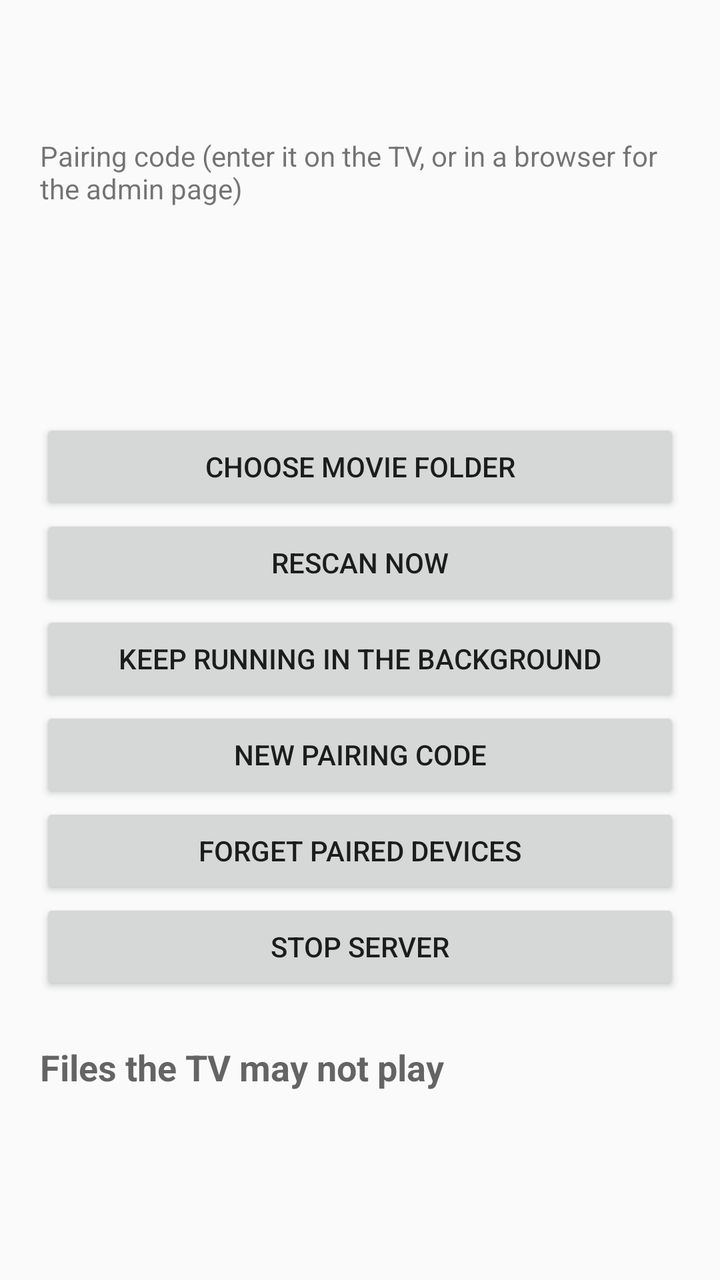
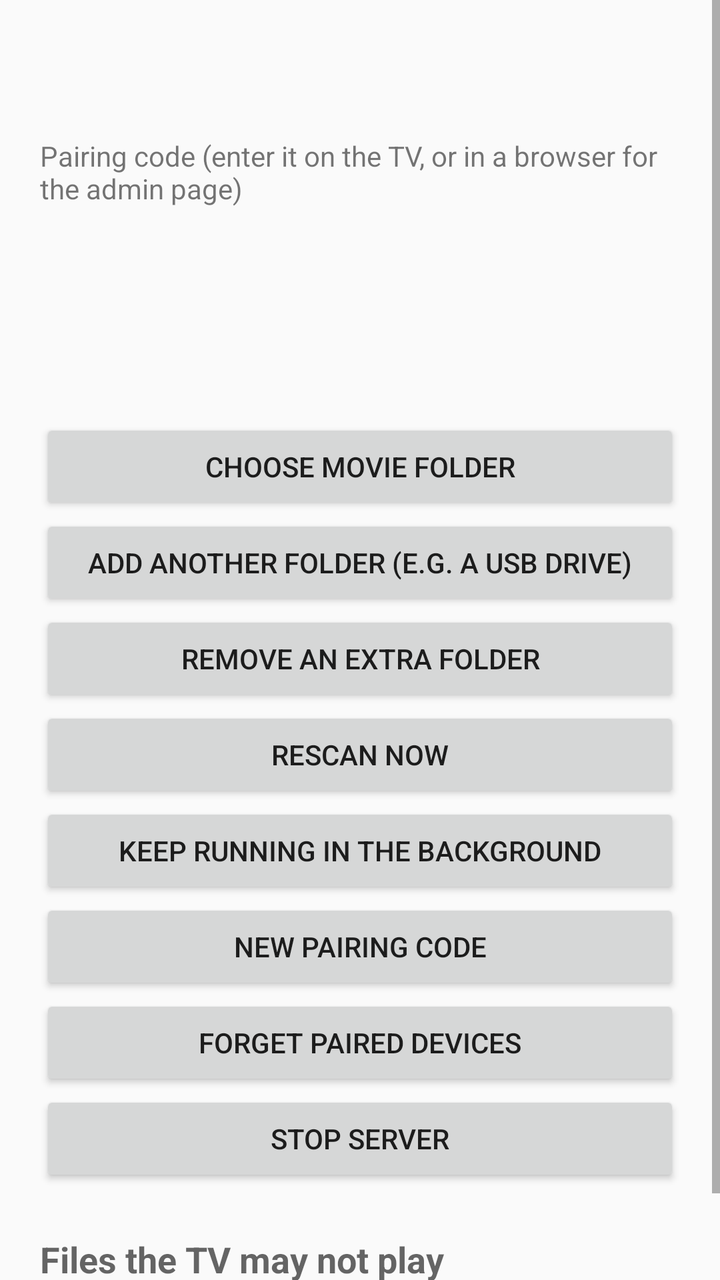

Compare the two renders of this Android layout. The source of the first and the diff that turns it into the second are given below.
<!-- AndroidManifest.xml: application theme Theme.HomeReel -->
<!-- res/layout/activity_main.xml -->
<?xml version="1.0" encoding="utf-8"?>
<ScrollView xmlns:android="http://schemas.android.com/apk/res/android"
    android:layout_width="match_parent"
    android:layout_height="match_parent">

    <LinearLayout
        android:layout_width="match_parent"
        android:layout_height="wrap_content"
        android:orientation="vertical"
        android:padding="20dp">

        <TextView
            android:id="@+id/status"
            android:layout_width="match_parent"
            android:layout_height="wrap_content"
            android:lineSpacingExtra="4dp"
            android:textAppearance="?android:attr/textAppearanceMedium" />

        <TextView
            android:layout_width="match_parent"
            android:layout_height="wrap_content"
            android:layout_marginTop="24dp"
            android:text="@string/code_label"
            android:textAppearance="?android:attr/textAppearanceSmall" />

        <TextView
            android:id="@+id/code"
            android:layout_width="match_parent"
            android:layout_height="wrap_content"
            android:fontFamily="monospace"
            android:textIsSelectable="true"
            android:textSize="44sp"
            android:textStyle="bold" />

        <TextView
            android:id="@+id/admin"
            android:layout_width="match_parent"
            android:layout_height="wrap_content"
            android:layout_marginTop="8dp"
            android:textIsSelectable="true" />

        <Button
            android:id="@+id/choose_folder"
            android:layout_width="match_parent"
            android:layout_height="wrap_content"
            android:layout_marginTop="20dp"
            android:text="@string/choose_folder" />

        <Button
            android:id="@+id/rescan"
            android:layout_width="match_parent"
            android:layout_height="wrap_content"
            android:text="@string/rescan" />

        <Button
            android:id="@+id/battery"
            android:layout_width="match_parent"
            android:layout_height="wrap_content"
            android:text="@string/battery" />

        <Button
            android:id="@+id/new_code"
            android:layout_width="match_parent"
            android:layout_height="wrap_content"
            android:text="@string/new_code" />

        <Button
            android:id="@+id/forget"
            android:layout_width="match_parent"
            android:layout_height="wrap_content"
            android:text="@string/forget" />

        <Button
            android:id="@+id/start_stop"
            android:layout_width="match_parent"
            android:layout_height="wrap_content"
            android:text="@string/stop" />

        <TextView
            android:layout_width="match_parent"
            android:layout_height="wrap_content"
            android:layout_marginTop="24dp"
            android:text="@string/cant_play_title"
            android:textAppearance="?android:attr/textAppearanceMedium"
            android:textStyle="bold" />

        <TextView
            android:id="@+id/cant_play"
            android:layout_width="match_parent"
            android:layout_height="wrap_content"
            android:layout_marginTop="6dp"
            android:lineSpacingExtra="2dp" />
    </LinearLayout>
</ScrollView>
<!-- resources referenced by this layout -->
<resources>
  <string name="battery">Keep running in the background</string>
  <string name="cant_play_title">Files the TV may not play</string>
  <string name="choose_folder">Choose movie folder</string>
  <string name="code_label">Pairing code (enter it on the TV, or in a browser for the admin page)</string>
  <string name="forget">Forget paired devices</string>
  <string name="new_code">New pairing code</string>
  <string name="rescan">Rescan now</string>
  <string name="stop">Stop server</string>
  <style name="Theme.HomeReel" parent="@android:style/Theme.Material.Light.DarkActionBar">
          <item name="android:colorPrimary">#0F766E</item>
          <item name="android:colorPrimaryDark">#115E59</item>
          <item name="android:colorAccent">#0F766E</item>
      </style>
</resources>

<!-- the commit's change to res/layout/activity_main.xml (unified diff, before → after) -->
@@ -47,6 +47,18 @@
             android:text="@string/choose_folder" />
 
         <Button
+            android:id="@+id/add_folder"
+            android:layout_width="match_parent"
+            android:layout_height="wrap_content"
+            android:text="@string/add_folder" />
+
+        <Button
+            android:id="@+id/remove_folder"
+            android:layout_width="match_parent"
+            android:layout_height="wrap_content"
+            android:text="@string/remove_folder" />
+
+        <Button
             android:id="@+id/rescan"
             android:layout_width="match_parent"
             android:layout_height="wrap_content"
<!-- resource entries referenced after the edit -->
@@ -1,11 +1,13 @@
 <!-- resources referenced by this layout -->
 <resources>
+  <string name="add_folder">Add another folder (e.g. a USB drive)</string>
   <string name="battery">Keep running in the background</string>
   <string name="cant_play_title">Files the TV may not play</string>
   <string name="choose_folder">Choose movie folder</string>
   <string name="code_label">Pairing code (enter it on the TV, or in a browser for the admin page)</string>
   <string name="forget">Forget paired devices</string>
   <string name="new_code">New pairing code</string>
+  <string name="remove_folder">Remove an extra folder</string>
   <string name="rescan">Rescan now</string>
   <string name="stop">Stop server</string>
   <style name="Theme.HomeReel" parent="@android:style/Theme.Material.Light.DarkActionBar">
